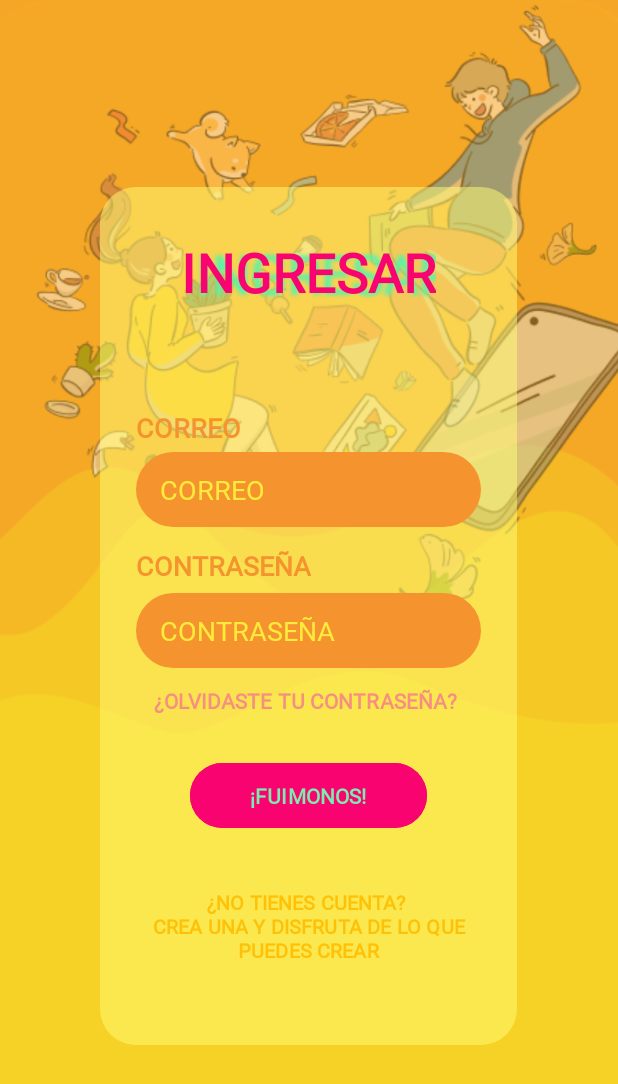
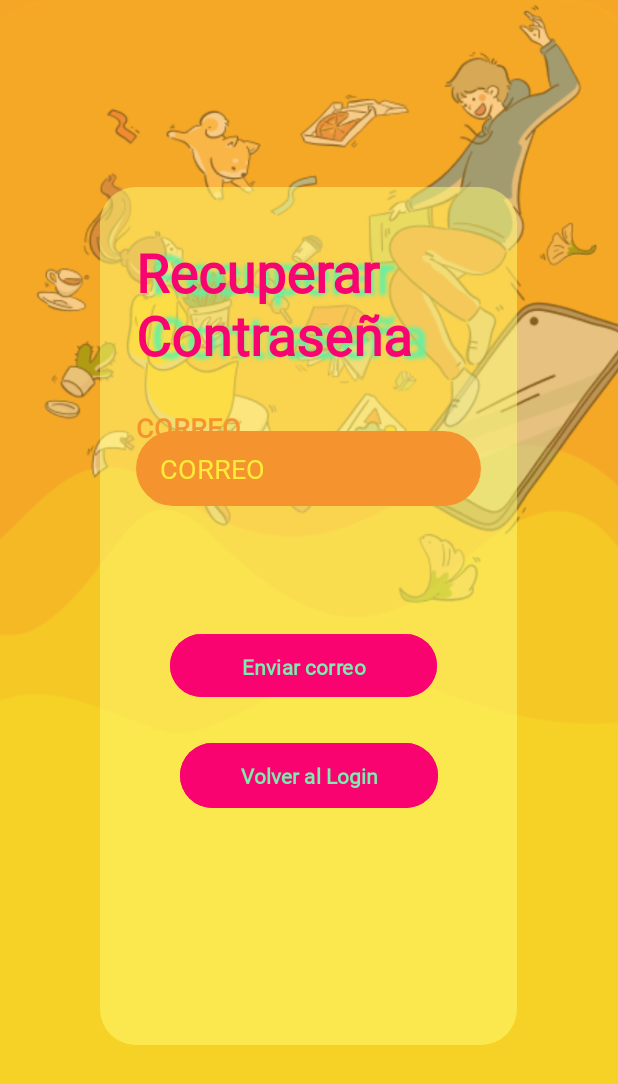
Before and after one commit to NC09dev/MelodIA, an Android app: the screen it shows after launch (LoginActivity before the commit, ForgotPasswordActivity after it), after a tap on "¿OLVIDASTE TU CONTRASEÑA?", on a phone screen of 412 x 824 dp. Shown: the top 1084 px of the screen. Run offline under Robolectric (Android 15) with nearby library versions, the phone set to English and light mode, and no system bars; our stand-ins replace Firebase (no records; nobody signed in at launch, a user with empty details on screens opened directly).

Commit message:
Recuperacion de contraseñas mediante correos

```diff
--- a/app/src/main/AndroidManifest.xml
+++ b/app/src/main/AndroidManifest.xml
@@ -37,6 +37,9 @@
         <activity android:name=".PasswordActivity"
             android:screenOrientation="portrait"/>
 
+        <activity android:name=".ForgotPasswordActivity"
+            android:screenOrientation="portrait"/>
+
         <activity android:name=".RegisterActivity"
             android:screenOrientation="portrait"/>
 
--- a/app/src/main/java/com/example/melodia/LoginActivity.kt
+++ b/app/src/main/java/com/example/melodia/LoginActivity.kt
@@ -65,9 +65,12 @@ class LoginActivity : AppCompatActivity() {
         }
 
         // Listener para "¿Olvidaste tu contraseña?"
-        forgotPasswordText.setOnClickListener {
-            Toast.makeText(this, getString(R.string.redirect_to_recovery), Toast.LENGTH_SHORT).show()
+        val forgotPasswordBtn = findViewById<Button>(R.id.tvForgotPassword)
+        forgotPasswordBtn.setOnClickListener {
+            val intent = Intent(this, ForgotPasswordActivity::class.java)
+            startActivity(intent)
         }
+
 
         // Listener para "Crear cuenta"
         tvRegister.setOnClickListener {
--- /dev/null
+++ b/app/src/main/java/com/example/melodia/forgotPasswordActivity.kt
@@ -0,0 +1,44 @@
+package com.example.melodia
+
+import android.os.Bundle
+import android.widget.*
+import androidx.appcompat.app.AppCompatActivity
+import com.google.firebase.auth.FirebaseAuth
+
+class ForgotPasswordActivity : AppCompatActivity() {
+
+    private lateinit var auth: FirebaseAuth
+    private lateinit var emailEditText: EditText
+    private lateinit var sendButton: Button
+    private lateinit var backButton: Button
+
+    override fun onCreate(savedInstanceState: Bundle?) {
+        super.onCreate(savedInstanceState)
+        setContentView(R.layout.forgotpassword_activity)
+
+        auth = FirebaseAuth.getInstance()
+
+        emailEditText = findViewById(R.id.etForgotEmail)
+        sendButton = findViewById(R.id.btnSendReset)
+        backButton = findViewById(R.id.btnBackToLogin)
+
+        sendButton.setOnClickListener {
+            val email = emailEditText.text.toString().trim()
+            if (email.isEmpty()) {
+                Toast.makeText(this, "Por favor ingresa tu correo", Toast.LENGTH_SHORT).show()
+            } else {
+                auth.sendPasswordResetEmail(email)
+                    .addOnSuccessListener {
+                        Toast.makeText(this, "📧 Se envió un correo para restablecer tu contraseña", Toast.LENGTH_LONG).show()
+                    }
+                    .addOnFailureListener { e ->
+                        Toast.makeText(this, "❌ Error: ${e.message}", Toast.LENGTH_LONG).show()
+                    }
+            }
+        }
+
+        backButton.setOnClickListener {
+            finish() // Regresa al LoginActivity
+        }
+    }
+}
--- /dev/null
+++ b/app/src/main/res/layout/forgotpassword_activity.xml
@@ -0,0 +1,125 @@
+<?xml version="1.0" encoding="utf-8"?>
+<androidx.constraintlayout.widget.ConstraintLayout xmlns:android="http://schemas.android.com/apk/res/android"
+    xmlns:app="http://schemas.android.com/apk/res-auto"
+    xmlns:tools="http://schemas.android.com/tools"
+    android:layout_width="match_parent"
+    android:layout_height="match_parent"
+    android:background="@drawable/background_gradient"
+    >
+
+    <ImageView
+        android:id="@+id/imagenEncima"
+        android:layout_width="match_parent"
+        android:layout_height="match_parent"
+        android:src="@drawable/background_image"
+        android:scaleType="centerCrop" />
+
+    <!-- Título "Ingresar" -->
+    <androidx.constraintlayout.widget.ConstraintLayout
+        android:id="@+id/containerLogin"
+        android:layout_width="278dp"
+        android:layout_height="572dp"
+        android:layout_margin="24dp"
+        android:background="@drawable/rounded_transparent_bg"
+        android:padding="24dp"
+        app:layout_constraintBottom_toBottomOf="parent"
+        app:layout_constraintEnd_toEndOf="parent"
+        app:layout_constraintHorizontal_bias="0.494"
+        app:layout_constraintStart_toStartOf="parent"
+        app:layout_constraintTop_toTopOf="parent"
+        app:layout_constraintVertical_bias="0.495">
+
+        <TextView
+            android:id="@+id/tvForgotPassword3"
+            android:layout_width="84dp"
+            android:layout_height="30dp"
+            android:layout_marginTop="124dp"
+            android:layout_marginEnd="176dp"
+            android:fontFamily="@font/baloo"
+            android:text="@string/correo"
+            android:textColor="#F5942E"
+            android:textSize="18sp"
+            android:textStyle="bold"
+            app:layout_constraintEnd_toEndOf="parent"
+            app:layout_constraintHorizontal_bias="0.0"
+            app:layout_constraintStart_toStartOf="parent"
+            app:layout_constraintTop_toTopOf="parent" />
+
+        <TextView
+            android:id="@+id/tvLoginTitle"
+            android:layout_width="wrap_content"
+            android:layout_height="wrap_content"
+            android:layout_marginTop="8dp"
+            android:fontFamily="@font/bagelfont"
+            android:shadowColor="#60F1A4"
+            android:shadowDx="15"
+            android:shadowDy="2"
+            android:shadowRadius="3"
+            android:text="Recuperar Contraseña"
+            android:textColor="#F90370"
+            android:textSize="36sp"
+            android:textStyle="bold"
+            app:layout_constraintBottom_toTopOf="@+id/btnSendReset"
+            app:layout_constraintEnd_toEndOf="parent"
+            app:layout_constraintHorizontal_bias="0.0"
+            app:layout_constraintStart_toStartOf="parent"
+            app:layout_constraintTop_toTopOf="parent"
+            app:layout_constraintVertical_bias="0.0" />
+
+        <EditText
+            android:id="@+id/etForgotEmail"
+            android:layout_width="0dp"
+            android:layout_height="50dp"
+            android:layout_marginTop="40dp"
+            android:background="@drawable/rounded_edittext"
+            android:backgroundTint="#F5942E"
+            android:fontFamily="@font/baloo"
+            android:hint="@string/correo"
+            android:inputType="textEmailAddress"
+            android:paddingHorizontal="16dp"
+            android:textColor="#D9FFEB3B"
+            android:textColorHint="#FFEB3B"
+            app:layout_constraintEnd_toEndOf="parent"
+            app:layout_constraintHorizontal_bias="0.0"
+            app:layout_constraintStart_toStartOf="parent"
+            app:layout_constraintTop_toBottomOf="@id/tvLoginTitle" />
+
+        <Button
+            android:id="@+id/btnSendReset"
+            android:layout_width="178dp"
+            android:layout_height="50dp"
+            android:layout_marginBottom="204dp"
+            android:backgroundTint="#F90370"
+            android:fontFamily="@font/baloo"
+            android:paddingHorizontal="40dp"
+            android:paddingVertical="12dp"
+            android:text="Enviar correo"
+            android:textColor="#7BEEAF"
+            android:textStyle="bold"
+            app:layout_constraintBottom_toBottomOf="parent"
+            app:layout_constraintEnd_toEndOf="parent"
+            app:layout_constraintHorizontal_bias="0.437"
+            app:layout_constraintStart_toStartOf="parent"
+            app:layout_constraintTop_toBottomOf="@+id/etEmail" />
+
+        <Button
+            android:id="@+id/btnBackToLogin"
+            android:layout_width="wrap_content"
+            android:layout_height="wrap_content"
+            android:layout_marginBottom="108dp"
+            android:backgroundTint="#F90370"
+            android:fontFamily="@font/baloo"
+            android:paddingHorizontal="40dp"
+            android:paddingVertical="12dp"
+            android:text="Volver al Login"
+            android:textColor="#7BEEAF"
+            android:textStyle="bold"
+            app:layout_constraintBottom_toBottomOf="parent"
+            app:layout_constraintEnd_toEndOf="parent"
+            app:layout_constraintHorizontal_bias="0.509"
+            app:layout_constraintStart_toStartOf="parent"
+            app:layout_constraintTop_toBottomOf="@+id/btnSendReset" />
+
+    </androidx.constraintlayout.widget.ConstraintLayout>
+
+</androidx.constraintlayout.widget.ConstraintLayout>
```
